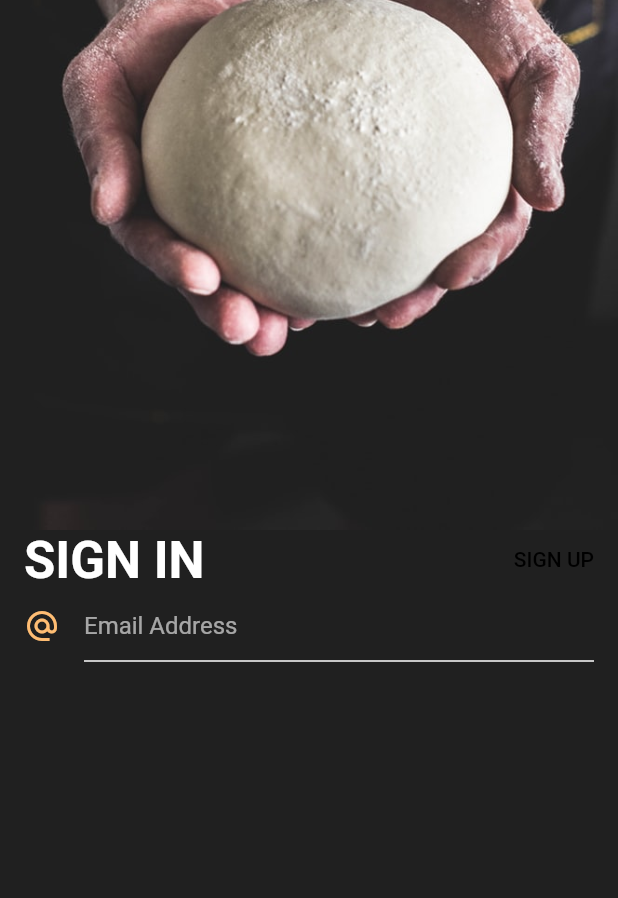
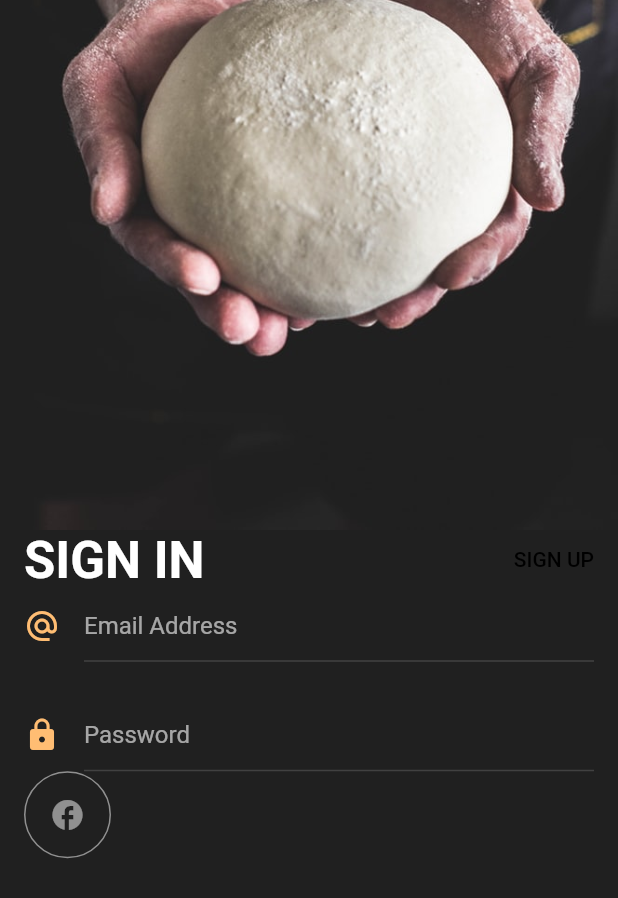
Before and after one commit to pablojavierjimenez/flt_tut_1_login_screen, a Flutter app: the screen it shows after launch, after a tap on "START LEARNINNG", on a phone screen of 412 x 824 dp. Shown: the top 898 px of the screen. Run offline on Flutter 3.47's test engine with Material 2 defaults, Android fonts, the phone set to English and light mode, and no system bars.

Commit message:
de 10:27min a 12:18min

```diff
--- a/lib/main.dart
+++ b/lib/main.dart
@@ -29,7 +29,7 @@ class MyApp extends StatelessWidget {
         inputDecorationTheme: InputDecorationTheme(
           enabledBorder: UnderlineInputBorder(
             borderSide: BorderSide(
-              color: Colors.white,
+              color: Colors.white.withOpacity(.15),
             ),
           ),
         ),
--- a/lib/signin_screen.dart
+++ b/lib/signin_screen.dart
@@ -38,21 +38,60 @@ class SignInScreen extends StatelessWidget {
                       )
                     ],
                   ),
+                  Padding(
+                    padding: const EdgeInsets.only(bottom: 25),
+                    child: Row(
+                      crossAxisAlignment: CrossAxisAlignment.center,
+                      children: <Widget>[
+                        Padding(
+                          padding: const EdgeInsets.only(right: 16),
+                          child: Icon(
+                            Icons.alternate_email,
+                            color: kPrimaryColor,
+                          ),
+                        ),
+                        Expanded(
+                          child: TextField(
+                            decoration: InputDecoration(
+                              hintText: "Email Address",
+                            ),
+                          ),
+                        )
+                      ],
+                    ),
+                  ),
                   Row(
                     crossAxisAlignment: CrossAxisAlignment.center,
                     children: <Widget>[
                       Padding(
                         padding: const EdgeInsets.only(right: 16),
                         child: Icon(
-                          Icons.alternate_email,
+                          Icons.lock,
                           color: kPrimaryColor,
                         ),
                       ),
                       Expanded(
                         child: TextField(
                           decoration: InputDecoration(
-                            hintText: "Email Address",
+                            hintText: "Password",
                           ),
+                        ),
+                      )
+                    ],
+                  ),
+                  Row(
+                    children: <Widget>[
+                      Container(
+                        padding: EdgeInsets.all(16),
+                        decoration: BoxDecoration(
+                          shape: BoxShape.circle,
+                          border: Border.all(
+                            color: Colors.white.withOpacity(.5),
+                          ),
+                        ),
+                        child: Icon(
+                          Icons.facebook,
+                          color: Colors.white.withOpacity(.5),
                         ),
                       )
                     ],
```
